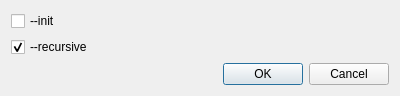
Above: src/SubmoduleUpdateDialog.ui from soramimi/Guitar before the change. Below: the same form after it.
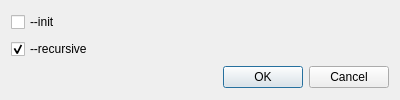
That is the form after the change.

Diff of the .ui file:
```diff
--- a/src/SubmoduleUpdateDialog.ui
+++ b/src/SubmoduleUpdateDialog.ui
@@ -7,7 +7,7 @@
     <x>0</x>
     <y>0</y>
     <width>400</width>
-    <height>91</height>
+    <height>100</height>
    </rect>
   </property>
   <property name="windowTitle">
@@ -51,6 +51,9 @@
        <property name="text">
         <string>OK</string>
        </property>
+       <property name="default">
+        <bool>true</bool>
+       </property>
       </widget>
      </item>
      <item>
```
Left out of the diff: 8 changed lines with no effect on the pictures.
